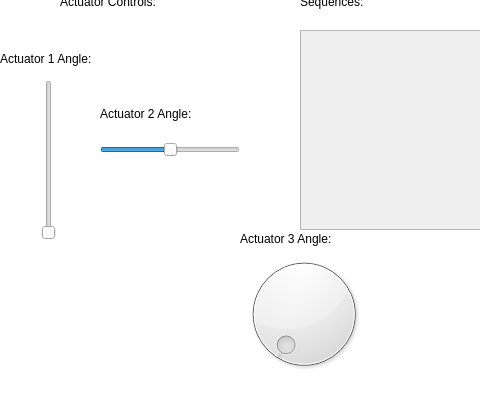
Qt form src/form.ui (EAOZONE/MotionSimRepo) before a commit; both pictures show x 0 to 480 and y 200 to 600 of the 800 by 600 pixel window.
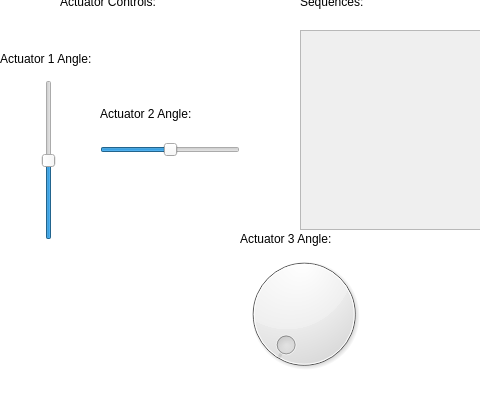
The same form after that commit.

```diff
--- a/src/form.ui
+++ b/src/form.ui
@@ -214,6 +214,12 @@
      <height>160</height>
     </rect>
    </property>
+   <property name="minimum">
+    <number>-45</number>
+   </property>
+   <property name="maximum">
+    <number>45</number>
+   </property>
    <property name="orientation">
     <enum>Qt::Orientation::Vertical</enum>
    </property>
```
